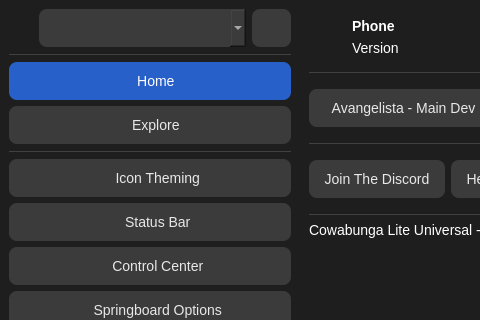
Old version of the form mainwindow.ui in the repository Avangelista/CowabungaLiteWindows; both pictures show x 0 to 480 and y 0 to 320 of the 800 by 600 pixel window.
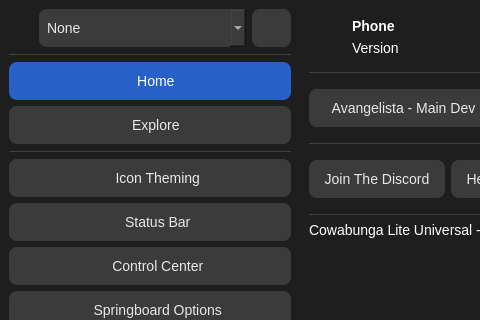
New version of the form. The open tabs and pages were chosen to show the change. Icons and pictures are not drawn.

Commit message: show udid when selected

Patch:
```diff
--- a/mainwindow.ui
+++ b/mainwindow.ui
@@ -237,6 +237,12 @@
     color: #ffffff;
 }</string>
             </property>
+            <property name="placeholderText">
+             <string>None</string>
+            </property>
+            <property name="duplicatesEnabled">
+             <bool>true</bool>
+            </property>
            </widget>
           </item>
           <item>
```
Left out of the diff: 13 changed lines with no effect on the pictures. The commit also changes 2 other files.
